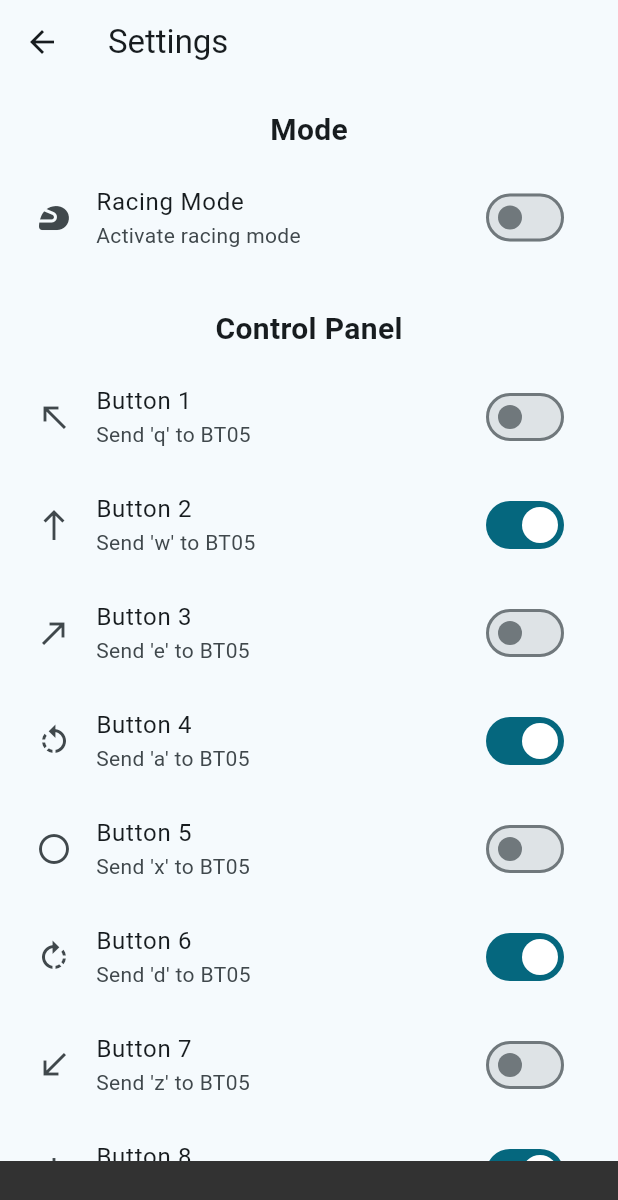
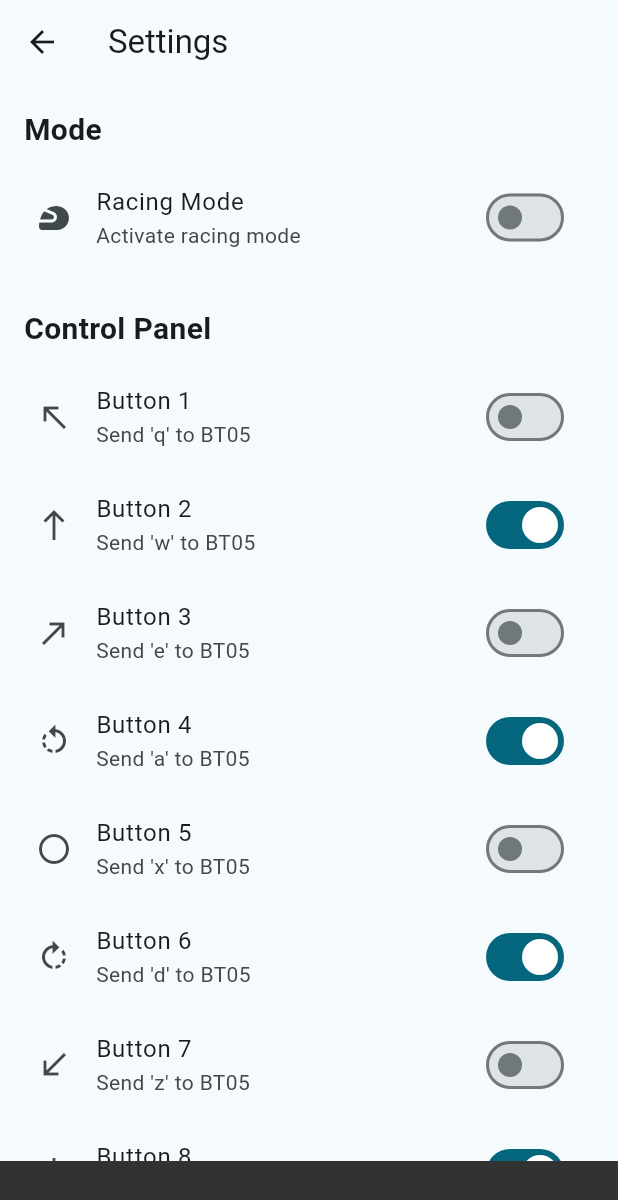
Before and after one commit to zzzJe/Carduible, a Flutter app: the SettingsPage screen opened by its route, on a phone screen of 412 x 824 dp. Shown: the top 1200 px of the screen. Run offline on Flutter 3.47's test engine with Material 3 defaults, Android fonts, the phone set to English and light mode, and no system bars; our stand-ins replace firebase_core, flutter_blue_plus, flutter_dotenv, go_router, google_fonts, google_mobile_ads and 3 more; accounts and stored records are empty; generated files the repository leaves out were written again; network calls fail.

Commit message:
Remove unnecessary Center widgets in SettingsPage
Refactored settings_page.dart to eliminate redundant Center widgets wrapping section headers, simplifying the widget tree. Also incremented the app version to 1.2.1+24 in pubspec.yaml.

```diff
--- a/lib/widgets/settings_page/settings_page.dart
+++ b/lib/widgets/settings_page/settings_page.dart
@@ -96,13 +96,11 @@ class SettingsPage extends StatelessWidget {
                       [
                         Padding(
                           padding: const EdgeInsets.all(8.0),
-                          child: Center(
                           child: Text(
                             'Mode',
                             style: TextStyle(
                               fontSize: 20,
                               fontWeight: FontWeight.bold,
-                              ),
                             ),
                           ),
                         ),
@@ -120,13 +118,11 @@ class SettingsPage extends StatelessWidget {
                         const SizedBox(height: 16),
                         Padding(
                           padding: const EdgeInsets.all(8.0),
-                          child: Center(
                           child: Text(
                             'Control Panel',
                             style: TextStyle(
                               fontSize: 20,
                               fontWeight: FontWeight.bold,
-                              ),
                             ),
                           ),
                         ),
--- a/pubspec.yaml
+++ b/pubspec.yaml
@@ -16,7 +16,7 @@ publish_to: 'none' # Remove this line if you wish to publish to pub.dev
 # https://developer.apple.com/library/archive/documentation/General/Reference/InfoPlistKeyReference/Articles/CoreFoundationKeys.html
 # In Windows, build-name is used as the major, minor, and patch parts
 # of the product and file versions while build-number is used as the build suffix.
-version: 1.2.0+23
+version: 1.2.1+24
 
 environment:
   sdk: '>=3.3.4 <4.0.0'
```
Lines whose indentation alone changed are shown as unchanged.
